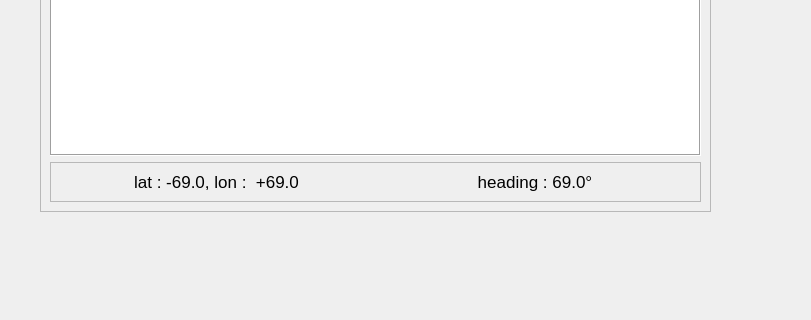
First picture: the form in rover_gui/ui/navigation.ui, repository robotique-udes/rover, before the edit; both pictures show x 0 to 811 and y 489 to 809 of the 1012 by 809 pixel window.
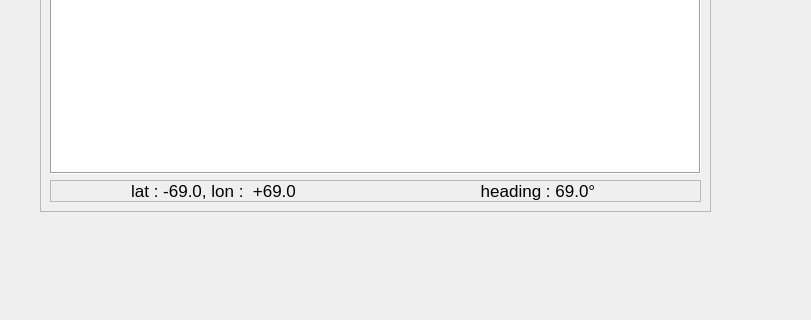
Second picture: the form after the edit.

The edit to the form file:
```diff
--- a/rover_gui/ui/navigation.ui
+++ b/rover_gui/ui/navigation.ui
@@ -73,6 +73,21 @@
        <enum>QFrame::Raised</enum>
       </property>
       <layout class="QHBoxLayout" name="horizontalLayout">
+       <property name="spacing">
+        <number>0</number>
+       </property>
+       <property name="leftMargin">
+        <number>0</number>
+       </property>
+       <property name="topMargin">
+        <number>0</number>
+       </property>
+       <property name="rightMargin">
+        <number>0</number>
+       </property>
+       <property name="bottomMargin">
+        <number>0</number>
+       </property>
        <item>
         <widget class="QLabel" name="lb_curr_position">
          <property name="font">
```
